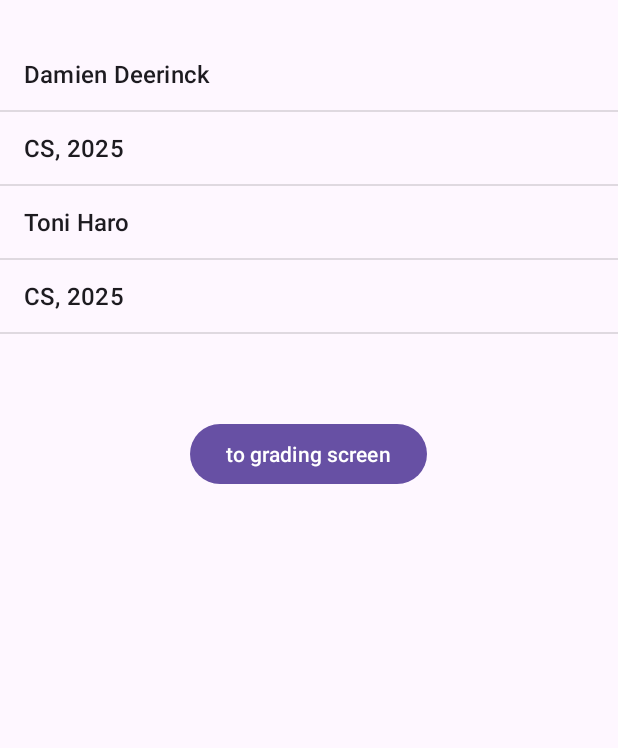
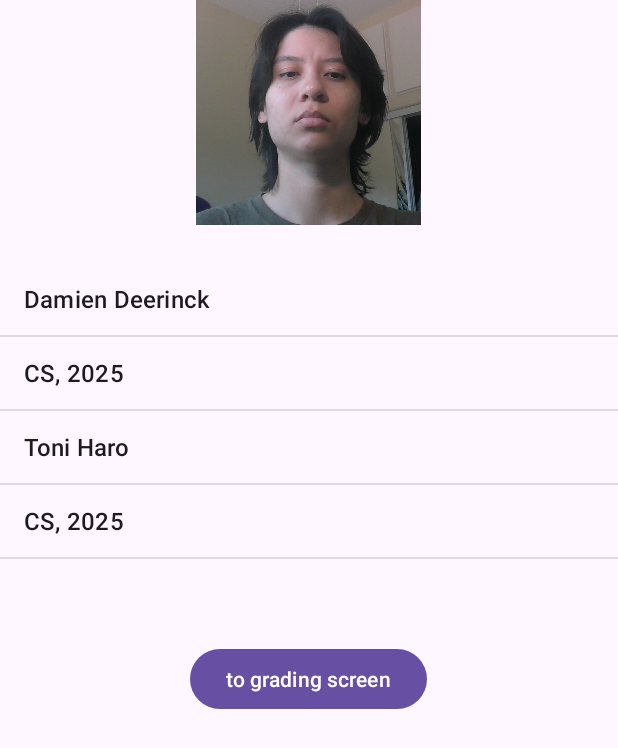
Before and after one commit to DDeerinck/Assignment1_DamienDeerinck_ToniHaro, an Android app: the screen it shows after launch (MainActivity), on a phone screen of 412 x 824 dp. Shown: the top 748 px of the screen. Run offline under Robolectric (Android 15) with nearby library versions, the phone set to English and light mode, and no system bars.

Commit message:
Merge remote-tracking branch 'origin/main'
# Conflicts:
#	app/src/main/java/com/example/assignment1_damiendeerinck_toniharo/GradeActivity.kt
#	app/src/main/java/com/example/assignment1_damiendeerinck_toniharo/MainActivity.kt
#	app/src/main/res/layout/activity_grade.xml
#	app/src/main/res/values/strings.xml

```diff
--- a/app/src/main/java/com/example/assignment1_damiendeerinck_toniharo/MainActivity.kt
+++ b/app/src/main/java/com/example/assignment1_damiendeerinck_toniharo/MainActivity.kt
@@ -13,6 +13,7 @@ import androidx.core.view.WindowInsetsCompat
 import com.google.android.material.textfield.TextInputEditText
 
 class MainActivity : AppCompatActivity() {
+
     override fun onCreate(savedInstanceState: Bundle?) {
         super.onCreate(savedInstanceState)
         enableEdgeToEdge()
@@ -22,6 +23,8 @@ class MainActivity : AppCompatActivity() {
             v.setPadding(systemBars.left, systemBars.top, systemBars.right, systemBars.bottom)
             insets
         }
+
+        val devList = findViewById<ListView>(R.id.infoList)
 
 
         val gradeScreenButton = findViewById<Button>(R.id.toGradeScreen)
--- a/app/src/main/res/layout/activity_main.xml
+++ b/app/src/main/res/layout/activity_main.xml
@@ -6,6 +6,7 @@
     android:layout_width="match_parent"
     android:layout_height="match_parent"
     android:orientation="vertical"
+    android:visibility="visible"
     tools:context=".MainActivity">
 
     <ImageView
@@ -13,13 +14,19 @@
         android:layout_width="wrap_content"
         android:layout_height="wrap_content"
         android:layout_gravity="center"
-        tools:srcCompat="@tools:sample/avatars" />
+        android:visibility="visible"
+        tools:srcCompat="@tools:sample/avatars"
+        tools:visibility="visible" />
+
     <ImageView
         android:id="@+id/imageView2"
-        android:layout_width="wrap_content"
-        android:layout_height="wrap_content"
+        android:layout_width="150dp"
+        android:layout_height="150dp"
         android:layout_gravity="center"
-        tools:srcCompat="@tools:sample/avatars" />
+        android:scaleType="fitEnd"
+        android:visibility="visible"
+        android:src="@drawable/win_20250217_09_48_48_pro"
+        tools:visibility="visible" />
 
     <ListView
         android:id="@+id/infoList"
@@ -32,8 +39,8 @@
         android:id="@+id/toGradeScreen"
         android:layout_width="wrap_content"
         android:layout_height="wrap_content"
-        android:text="@string/to_grading_screen"
-        android:layout_gravity="center"/>
+        android:layout_gravity="center"
+        android:text="@string/to_grading_screen" />
     <!--
     <TextView
         android:id="@+id/gradeView"
```
Also changed, not shown: app/src/main/res/values/strings.xml (+20 -0 lines), app/src/main/res/drawable-nodpi/win_20250217_09_48_48_pro.jpg (added).
